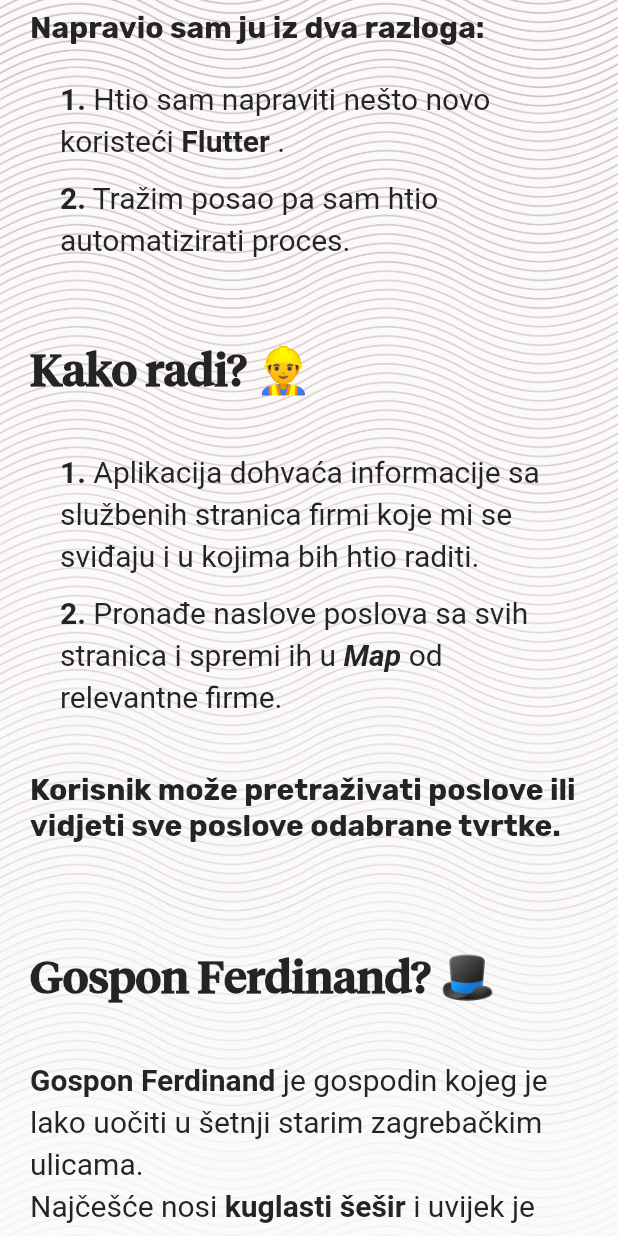
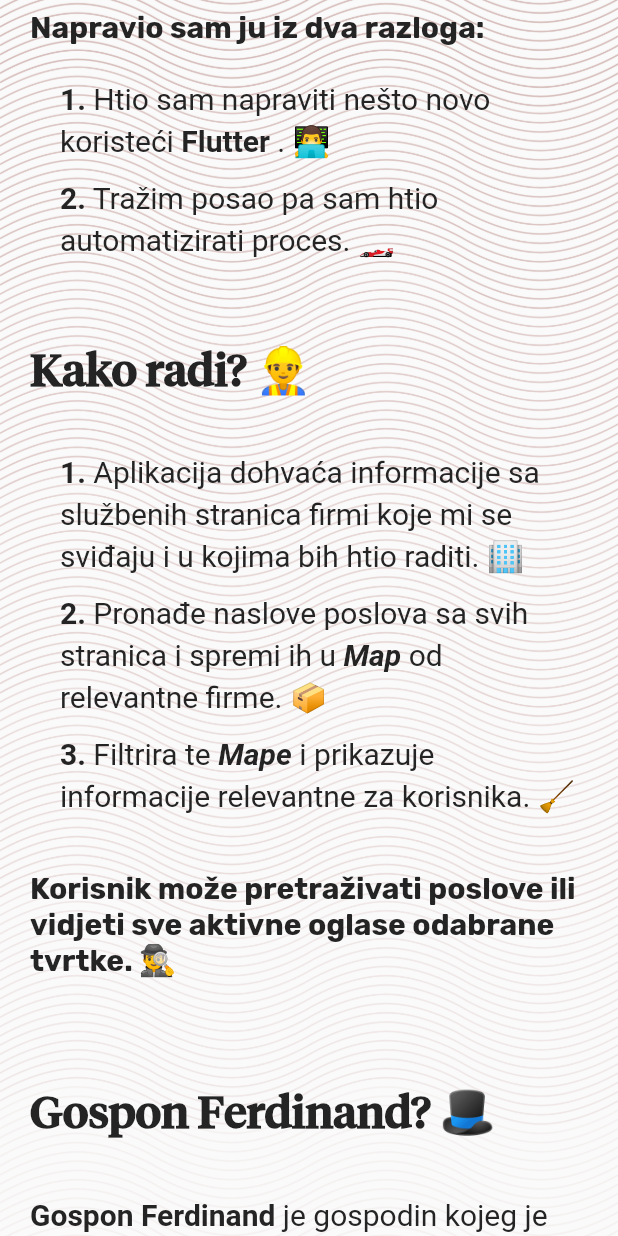
Before and after one commit to jokilic/zelim_posao, a Flutter app: the InfoScreen screen opened by its route, scrolled down 576 dp, on a phone screen of 412 x 824 dp. Run offline on Flutter 3.47's test engine with Material 2 defaults, Android fonts, the phone set to English and light mode, and no system bars; our stand-ins replace flutter_spinkit; network calls fail; statements that could not run were skipped.

Commit message:
Closed #11

```diff
--- a/lib/components/info_screen/how_text.dart
+++ b/lib/components/info_screen/how_text.dart
@@ -79,6 +79,47 @@ class HowText extends StatelessWidget {
             ),
           ],
         ),
+        SizedBox(height: 10.0),
+        Row(
+          children: [
+            SizedBox(width: 20.0),
+            Expanded(
+              child: SimpleText(
+                RichText(
+                  text: TextSpan(
+                    text: howSeventhString,
+                    style: TextStyle(
+                      color: textColor,
+                      fontSize: 20.0,
+                      height: 1.4,
+                      fontWeight: FontWeight.bold,
+                    ),
+                    children: <TextSpan>[
+                      TextSpan(
+                        text: howEighthString,
+                        style: TextStyle(
+                          fontWeight: FontWeight.normal,
+                        ),
+                      ),
+                      TextSpan(
+                        text: howNinthString,
+                        style: TextStyle(
+                          fontStyle: FontStyle.italic,
+                        ),
+                      ),
+                      TextSpan(
+                        text: howTenthString,
+                        style: TextStyle(
+                          fontWeight: FontWeight.normal,
+                        ),
+                      ),
+                    ],
+                  ),
+                ),
+              ),
+            ),
+          ],
+        ),
       ],
     );
   }
--- a/lib/constants.dart
+++ b/lib/constants.dart
@@ -87,31 +87,36 @@ const String whatIsThisTitleString = 'Što je ovo? 🤔';
 const String whatIsThisFirstString =
     ' je jednostavna aplikacija napravljena u ';
 const String whatIsThisSecondString = 'Flutteru';
-const String whatIsThisThirdString = '.';
+const String whatIsThisThirdString = '. 🐦';
 const String whatIsThisFourthString =
-    '\n\nPretražuje određene IT firme te omogućuje jednostavno pretraživanje aktivnih oglasa za posao.';
+    '\n\nDohvaća poslove određenih IT firmi te omogućuje jednostavno pretraživanje aktivnih oglasa za posao. 💼';
 
 const String whyTitleString = 'Zašto? 🤷‍♀️';
 const String whyFirstString = 'Napravio sam ju iz dva razloga:';
 const String whySecondString = '1.';
 const String whyThirdString = ' Htio sam napraviti nešto novo koristeći ';
 const String whyFourthString = 'Flutter';
-const String whyFifthString = ' .';
+const String whyFifthString = ' . 👨‍💻';
 const String whySixthString = '2.';
 const String whySeventhString =
-    ' Tražim posao pa sam htio automatizirati proces.';
+    ' Tražim posao pa sam htio automatizirati proces. 🏎️';
 
 const String howTitleString = 'Kako radi? 👷‍♂️';
 const String howFirstString = '1.';
 const String howSecondString =
-    ' Aplikacija dohvaća informacije sa službenih stranica firmi koje mi se sviđaju i u kojima bih htio raditi.';
+    ' Aplikacija dohvaća informacije sa službenih stranica firmi koje mi se sviđaju i u kojima bih htio raditi. 🏢';
 const String howThirdString = '2.';
 const String howFourthString =
     ' Pronađe naslove poslova sa svih stranica i spremi ih u ';
 const String howFifthString = 'Map';
-const String howSixthString = ' od relevantne firme.';
+const String howSixthString = ' od relevantne firme. 📦';
+const String howSeventhString = '3.';
+const String howEighthString = ' Filtrira te ';
+const String howNinthString = 'Mape';
+const String howTenthString =
+    ' i prikazuje informacije relevantne za korisnika. 🧹';
 const String howFinalString =
-    'Korisnik može pretraživati poslove ili vidjeti sve poslove odabrane tvrtke.';
+    'Korisnik može pretraživati poslove ili vidjeti sve aktivne oglase odabrane tvrtke. 🕵️‍♂️';
 
 const String ferdinandTitleString = 'Gospon Ferdinand? 🎩';
 const String ferdinandFirstString = 'Gospon Ferdinand';
@@ -126,4 +131,5 @@ const String ferdinandSeventhString = 'Zagrebom';
 const String ferdinandEighthString =
     ', a ovdje nema posla kojemu se nadate, spomenite mu da biste cijenili kad bi se malo više potrudio. 🙃';
 
-const String goodLuckString = 'Želim vam sreću u potrazi za željenim poslom!';
+const String goodLuckString =
+    'Želim vam sreću u potrazi za željenim poslom! 🍀';
```
Also changed, not shown: 3 other files.
